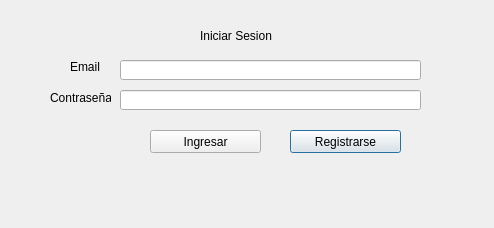
Above: vistas/Vista_login.ui from brayanandrey/ProyectoSoftII before the change. Below: the same form after it.
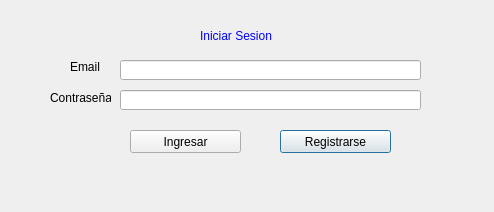
That is the form after the change.

Commit message: Funcionalidad Login agregada

```diff
--- a/vistas/Vista_login.ui
+++ b/vistas/Vista_login.ui
@@ -7,7 +7,7 @@
     <x>0</x>
     <y>0</y>
     <width>494</width>
-    <height>228</height>
+    <height>212</height>
    </rect>
   </property>
   <property name="windowTitle">
@@ -48,6 +48,43 @@
      <height>31</height>
     </rect>
    </property>
+   <property name="palette">
+    <palette>
+     <active>
+      <colorrole role="WindowText">
+       <brush brushstyle="SolidPattern">
+        <color alpha="255">
+         <red>0</red>
+         <green>0</green>
+         <blue>255</blue>
+        </color>
+       </brush>
+      </colorrole>
+     </active>
+     <inactive>
+      <colorrole role="WindowText">
+       <brush brushstyle="SolidPattern">
+        <color alpha="255">
+         <red>0</red>
+         <green>0</green>
+         <blue>255</blue>
+        </color>
+       </brush>
+      </colorrole>
+     </inactive>
+     <disabled>
+      <colorrole role="WindowText">
+       <brush brushstyle="SolidPattern">
+        <color alpha="255">
+         <red>120</red>
+         <green>120</green>
+         <blue>120</blue>
+        </color>
+       </brush>
+      </colorrole>
+     </disabled>
+    </palette>
+   </property>
    <property name="styleSheet">
     <string notr="true">font: 87 14pt &quot;Arial Black&quot;;</string>
    </property>
@@ -78,7 +115,7 @@
   <widget class="QPushButton" name="pushButton">
    <property name="geometry">
     <rect>
-     <x>290</x>
+     <x>280</x>
      <y>130</y>
      <width>111</width>
      <height>23</height>
@@ -91,7 +128,7 @@
   <widget class="QPushButton" name="pushButton_2">
    <property name="geometry">
     <rect>
-     <x>150</x>
+     <x>130</x>
      <y>130</y>
      <width>111</width>
      <height>23</height>
```
Left out of the diff: 4 changed lines with no effect on the pictures. The commit also changes 8 other files.
